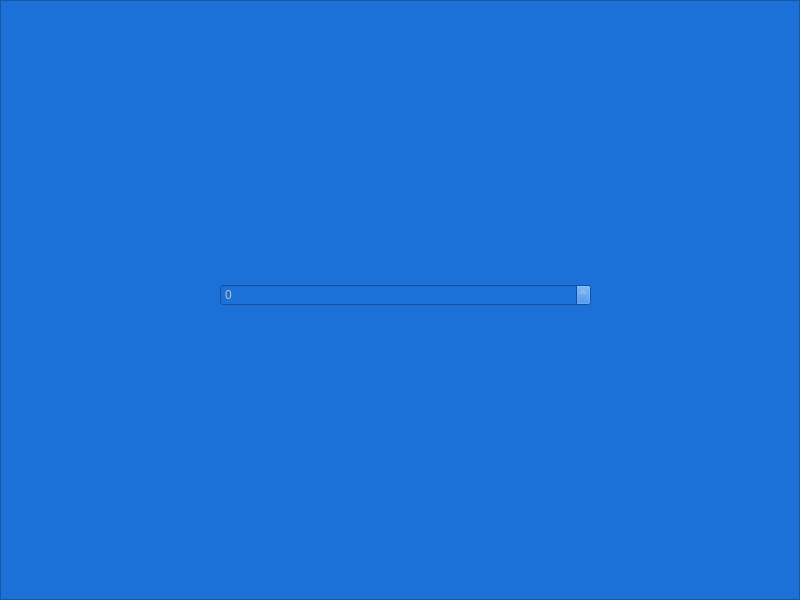
Before: the Qt Designer form LatencyTester/startscreen.ui in guille31794/latency_tester, drawn with Qt 5.
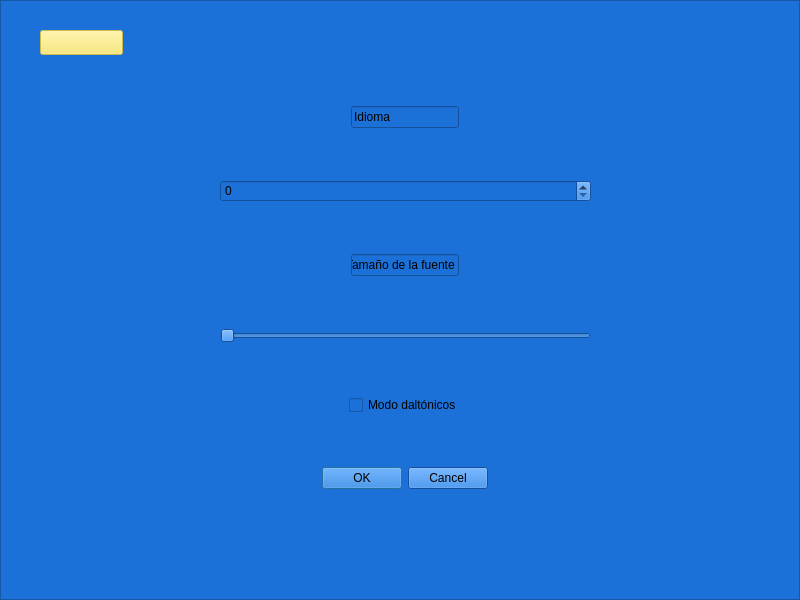
After: the same form once the commit is applied.

Commit message: Comenzada implementación de los ajustes

```diff
--- a/LatencyTester/startscreen.ui
+++ b/LatencyTester/startscreen.ui
@@ -205,7 +205,7 @@
    </widget>
    <widget class="QFrame" name="settingsFrame">
     <property name="enabled">
-     <bool>false</bool>
+     <bool>true</bool>
     </property>
     <property name="geometry">
      <rect>
@@ -227,10 +227,17 @@
        <x>220</x>
        <y>60</y>
        <width>371</width>
-       <height>471</height>
+       <height>475</height>
       </rect>
      </property>
      <layout class="QVBoxLayout" name="settingsLayout">
+      <item alignment="Qt::AlignHCenter">
+       <widget class="QLineEdit" name="languageText">
+        <property name="text">
+         <string>Idioma</string>
+        </property>
+       </widget>
+      </item>
       <item>
        <widget class="QSpinBox" name="languageBox">
         <property name="maximum">
@@ -238,9 +245,48 @@
         </property>
        </widget>
       </item>
+      <item alignment="Qt::AlignHCenter">
+       <widget class="QLineEdit" name="fontSizeText">
+        <property name="text">
+         <string>Tamaño de la fuente</string>
+        </property>
+       </widget>
+      </item>
+      <item>
+       <widget class="QSlider" name="fontSizeSlider">
+        <property name="minimum">
+         <number>11</number>
+        </property>
+        <property name="maximum">
+         <number>20</number>
+        </property>
+        <property name="orientation">
+         <enum>Qt::Horizontal</enum>
+        </property>
+       </widget>
+      </item>
+      <item alignment="Qt::AlignHCenter">
+       <widget class="QCheckBox" name="daltonicModeBox">
+        <property name="text">
+         <string>Modo daltónicos</string>
+        </property>
+       </widget>
+      </item>
+      <item alignment="Qt::AlignHCenter">
+       <widget class="QDialogButtonBox" name="settingsButtonBox">
+        <property name="standardButtons">
+         <set>QDialogButtonBox::Cancel|QDialogButtonBox::Ok</set>
+        </property>
+       </widget>
+      </item>
      </layout>
     </widget>
    </widget>
+   <zorder>verticalLayoutWidget</zorder>
+   <zorder>helpFrame</zorder>
+   <zorder>generalInfoFrame</zorder>
+   <zorder>settingsFrame</zorder>
+   <zorder>backButton</zorder>
   </widget>
  </widget>
  <resources/>
```
The commit also changes 2 other files.
